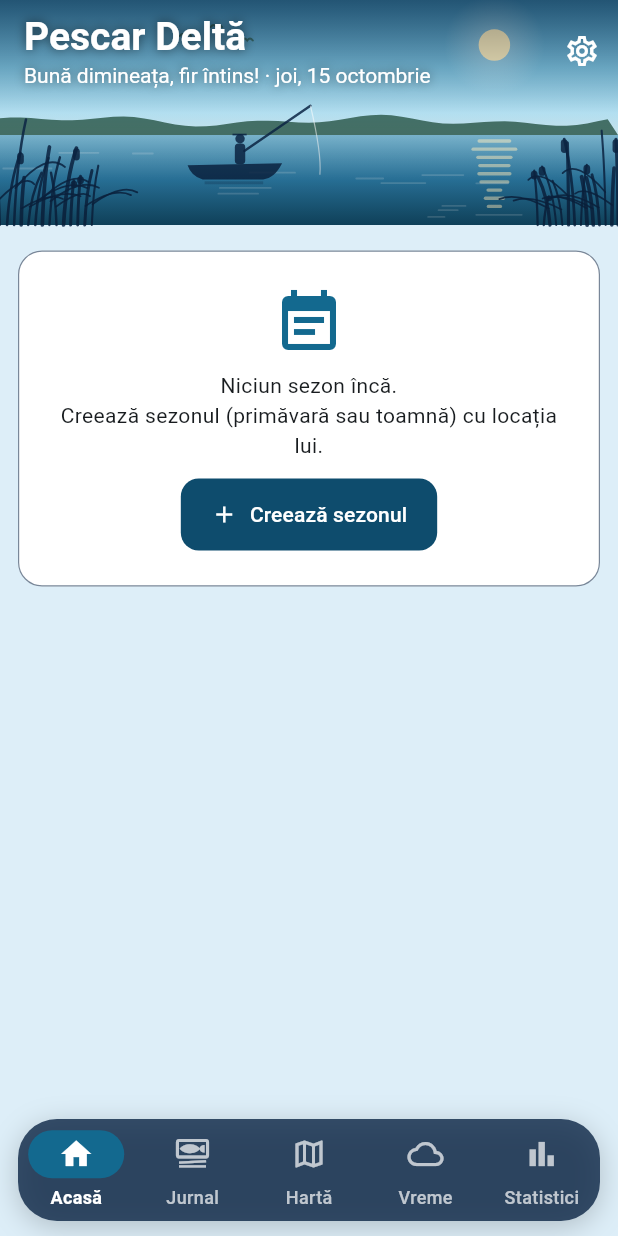
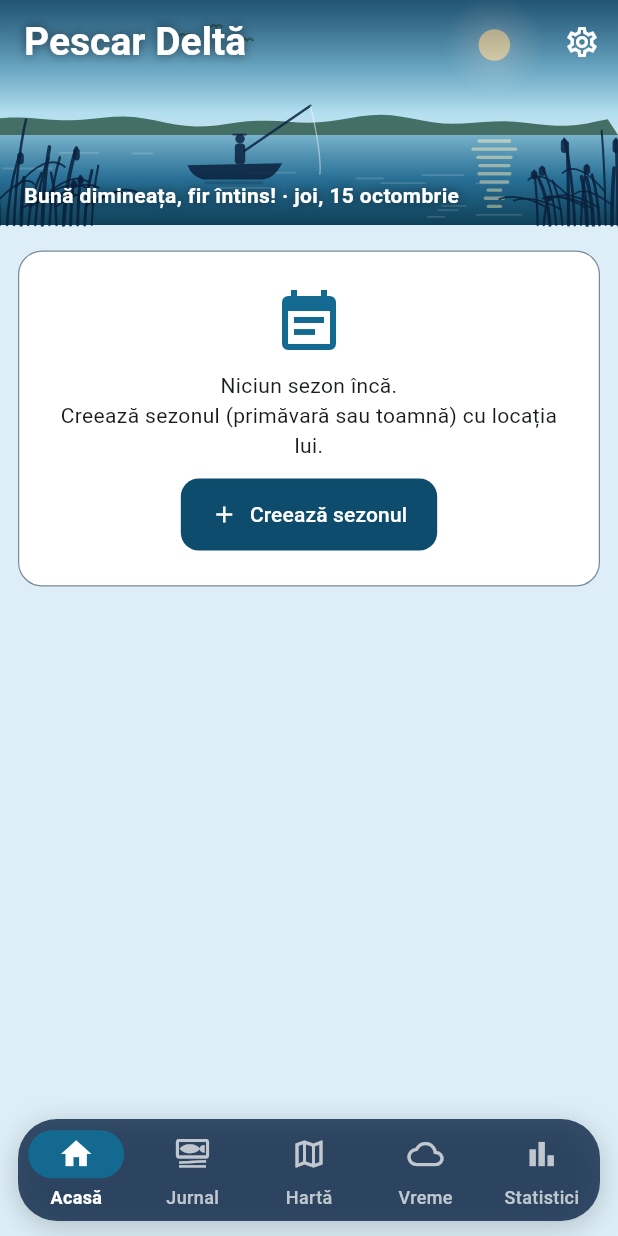
Before and after one commit to kappado2000/pescar-delta, a Flutter app: the screen it shows after launch, on a phone screen of 412 x 824 dp. Run offline on Flutter 3.47's test engine with Material 3 defaults, Android fonts, the phone set to English and light mode, and no system bars; our stand-ins replace file_picker, fl_chart, flutter_map, flutter_secure_storage, geolocator, hive_flutter and 7 more; missing offline and left inert: dart:js_interop; accounts and stored records are empty; network calls fail.

Commit message:
Acasă: salutul în colțul din stânga jos al imaginii
Co-Authored-By: Claude Opus 5.5 <noreply@anthropic.com>

```diff
--- a/lib/screens/home_screen.dart
+++ b/lib/screens/home_screen.dart
@@ -108,7 +108,7 @@ class _HomeScreenState extends State<HomeScreen> {
     return Scaffold(
       appBar: SceneAppBar(
         title: 'Pescar Deltă',
-        subtitle:
+        caption:
             '${_greeting()} · ${DateFormat('EEEE, d MMMM').format(DateTime.now())}',
         height: 150,
         actions: [
--- a/lib/widgets/delta_scene.dart
+++ b/lib/widgets/delta_scene.dart
@@ -377,10 +377,14 @@ class SceneAppBar extends StatelessWidget implements PreferredSizeWidget {
     this.bottom,
     this.height = 132,
     this.time,
+    this.caption,
   });
 
   final String title;
   final String? subtitle;
+
+  /// Text în colțul din stânga jos al peisajului (ex. salutul).
+  final String? caption;
   final List<Widget>? actions;
   final PreferredSizeWidget? bottom;
   final double height;
@@ -417,6 +421,23 @@ class SceneAppBar extends StatelessWidget implements PreferredSizeWidget {
               ),
             ),
           ),
+          if (caption != null)
+            Positioned(
+              left: 16,
+              right: 16,
+              bottom: 10 + (bottom?.preferredSize.height ?? 0),
+              child: Text(
+                caption!,
+                maxLines: 1,
+                overflow: TextOverflow.ellipsis,
+                style: const TextStyle(
+                  color: Colors.white,
+                  fontSize: 14,
+                  fontWeight: FontWeight.w600,
+                  shadows: shadow,
+                ),
+              ),
+            ),
         ],
       ),
       titleSpacing: 16,
```
